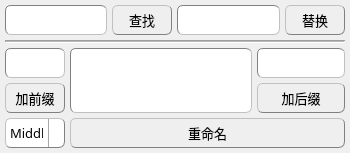
Before: the Qt Designer form commons/ui/renamer.ui in lonegather/Barbarian, drawn with Qt 5.
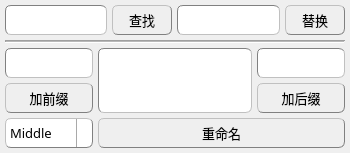
After: the same form once the commit is applied. Icons and pictures are not drawn.

```diff
--- a/commons/ui/renamer.ui
+++ b/commons/ui/renamer.ui
@@ -124,7 +124,7 @@
                                 stop:0 rgba(20, 20, 20, 255), 
                                 stop:0.3 rgba(40, 40, 40, 255), 
                                 stop:1 rgba(50, 50, 50, 255));
-    selection-background-color: black;
+    selection-background-color: purple;
 }
 
 QLineEdit {
@@ -135,7 +135,7 @@
                                 stop:0 rgba(20, 20, 20, 255), 
                                 stop:0.3 rgba(40, 40, 40, 255), 
                                 stop:1 rgba(50, 50, 50, 255));
-    selection-background-color: black;
+    selection-background-color: purple;
 }
 
 QComboBox{
@@ -175,7 +175,7 @@
 
 QComboBox QAbstractItemView {
     border: 1px solid grap;
-    selection-background-color: black;
+    selection-background-color: purple;
 }
 
 QPushButton{
@@ -451,7 +451,7 @@
             </property>
             <property name="minimumSize">
              <size>
-              <width>0</width>
+              <width>88</width>
               <height>30</height>
              </size>
             </property>
@@ -483,6 +483,12 @@
               <verstretch>0</verstretch>
              </sizepolicy>
             </property>
+            <property name="minimumSize">
+             <size>
+              <width>88</width>
+              <height>0</height>
+             </size>
+            </property>
             <property name="font">
              <font>
               <family>微软雅黑</family>
```
Left out of the diff: 10 changed lines with no effect on the pictures.
